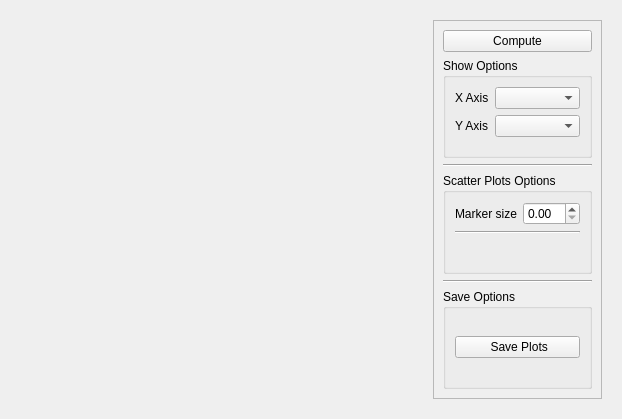
The window that src/geometryperformancescatterplotswidget.ui (DanielaCabiddu/PEMesh.2) describes before a commit, drawn with Qt 5.
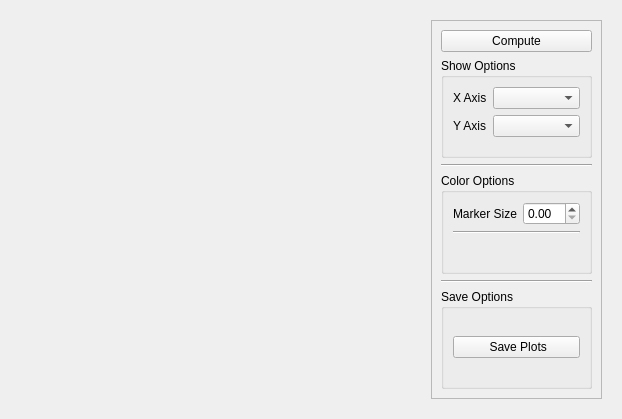
The same window after the commit. Icons and pictures are not drawn.

```diff
--- a/src/geometryperformancescatterplotswidget.ui
+++ b/src/geometryperformancescatterplotswidget.ui
@@ -88,13 +88,13 @@
          <item row="3" column="0">
           <widget class="QGroupBox" name="groupBox_3">
            <property name="title">
-            <string>Scatter Plots Options</string>
+            <string>Color Options</string>
            </property>
            <layout class="QGridLayout" name="gridLayout_2">
             <item row="0" column="0">
              <widget class="QLabel" name="label_3">
               <property name="text">
-               <string>Marker size</string>
+               <string>Marker Size</string>
               </property>
              </widget>
             </item>
```
Left out of the diff: 2 changed lines with no effect on the pictures.
